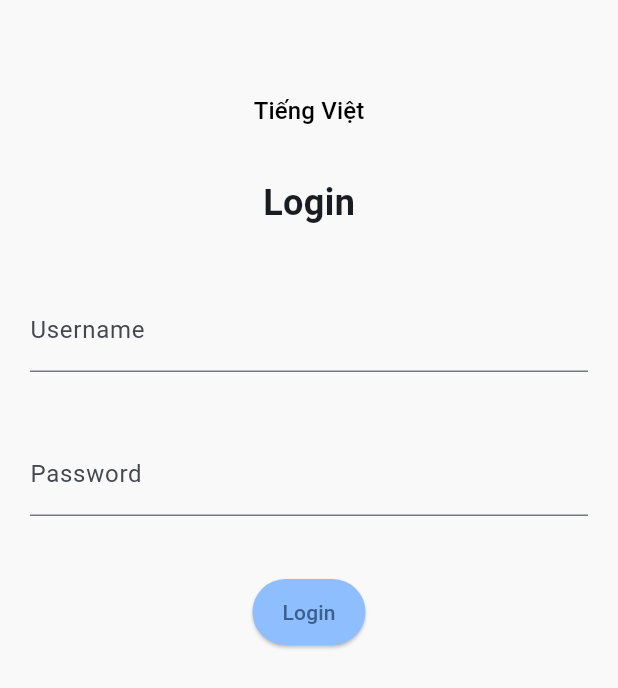
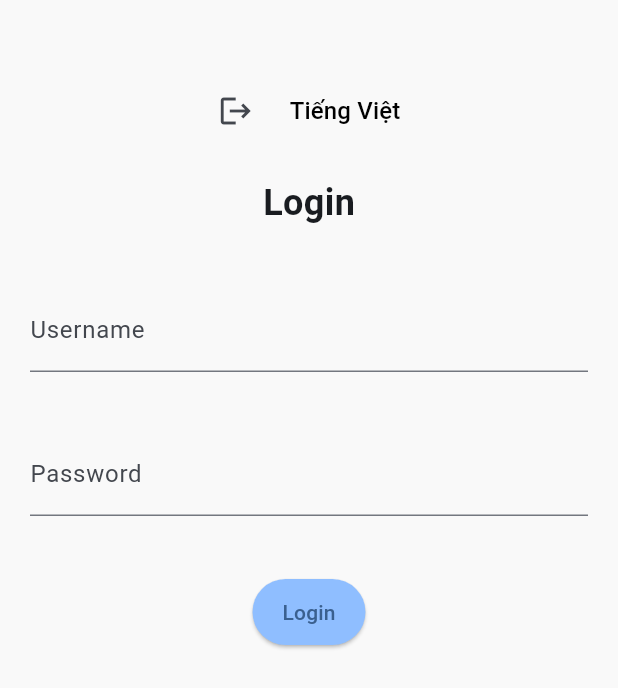
Before and after one commit to nguyenhuubao20/INVOICE_FLUTTER, a Flutter app: the screen it shows after launch, after a tap on "English", on a phone screen of 412 x 824 dp. Shown: the top 688 px of the screen. Run offline on Flutter 3.47's test engine with Material 3 defaults, Android fonts, the phone set to English and light mode, and no system bars; our stand-ins replace carousel_slider, dio, get, google_fonts, ionicons, shared_preferences and 2 more; accounts and stored records are empty; network calls fail; Roboto replaces fonts that are missing (Arial).

```diff
--- a/lib/main.dart
+++ b/lib/main.dart
@@ -13,6 +13,7 @@ import 'package:invoice/views/splash_screen.dart';
 import 'package:url_strategy/url_strategy.dart';
 
 import 'utils/theme.dart';
+import 'views/invoice/add_template.dart';
 import 'views/login/login.dart';
 import 'widgets/carousel_slider.dart';
 
@@ -57,13 +58,24 @@ class MyApp extends StatelessWidget {
             page: () => const LoginScreen(),
             transition: Transition.cupertino),
         GetPage(
-            name: RouteHandler.INTRO,
-            page: () => const SliderIntroduction(),
+            name: RouteHandler.ADD_TEMPLATES,
+            page: () => const AddInvoiceTemplate(),
             transition: Transition.cupertino),
         GetPage(
             name: RouteHandler.INVOICE_DETAIL,
             page: () => InvoiceDetail(invoiceId: Get.parameters['id'] ?? '0'),
             transition: Transition.cupertino),
+        GetPage(
+            name: RouteHandler.INTRO,
+            page: () => const SliderIntroduction(),
+            transition: Transition.cupertino),
+        GetPage(
+          name: RouteHandler.CREATE_INVOICE,
+          page: () => RootScreen(
+            idx: int.parse(Get.parameters['idx'] ?? '0'),
+          ),
+          transition: Transition.cupertino,
+        ),
         GetPage(
             name: RouteHandler.HOME,
             page: () => RootScreen(
--- a/lib/setup.dart
+++ b/lib/setup.dart
@@ -1,5 +1,6 @@
 import 'package:get/get.dart';
 import 'package:invoice/view_models/account_view_model.dart';
+import 'package:invoice/view_models/invoice_template_view_model.dart';
 import 'package:invoice/view_models/invoice_view_model.dart';
 
 import 'view_models/startup_view_model.dart';
@@ -8,4 +9,5 @@ void createRouteBindings() {
   Get.put(StartUpViewModel());
   Get.put(AccountViewModel());
   Get.put(InvoiceViewModel());
+  Get.put(InvoiceTemplateViewModel());
 }
--- a/lib/utils/request.dart
+++ b/lib/utils/request.dart
@@ -138,7 +138,11 @@ class MyRequest {
   }
 
   set setToken(token) {
-    options.headers["Authorization"] = "Bearer $token";
+    if (token != null) {
+      options.headers["Authorization"] = "Bearer $token";
+    } else {
+      options.headers.remove("Authorization");
+    }
   }
 }
 
--- a/lib/utils/route_constrant.dart
+++ b/lib/utils/route_constrant.dart
@@ -6,6 +6,8 @@ class RouteHandler {
   static const String HOME = "/home";
   static const String NAV = "/nav";
   static const String INVOICE_DETAIL = "/invoice-detail";
+  static const String CREATE_INVOICE = "/create-invoice";
+  static const String ADD_TEMPLATES = "/add-templates";
   static const String WELCOME = "/";
   static const String NOT_FOUND = "/404";
   static const String INTRO = "/intro";
--- a/lib/views/invoice/create_invoice.dart
+++ b/lib/views/invoice/create_invoice.dart
@@ -1,4 +1,6 @@
 import 'package:flutter/material.dart';
+import 'package:get/get.dart';
+import 'package:invoice/utils/route_constrant.dart';
 
 class CreateInvoice extends StatefulWidget {
   const CreateInvoice({super.key});
@@ -29,7 +31,7 @@ class _CreateInvoiceState extends State<CreateInvoice> {
                   children: [
                     InkWell(
                       onTap: () {
-                        Navigator.pop(context);
+                        Get.offAllNamed(RouteHandler.ADD_TEMPLATES);
                       },
                       child: Container(
                         padding: const EdgeInsets.all(8.0),
@@ -52,7 +54,6 @@ class _CreateInvoiceState extends State<CreateInvoice> {
                   children: [
                     InkWell(
                       onTap: () {
-                        Navigator.pop(context);
                       },
                       child: Container(
                         padding: const EdgeInsets.all(8.0),
@@ -75,7 +76,6 @@ class _CreateInvoiceState extends State<CreateInvoice> {
                   children: [
                     InkWell(
                       onTap: () {
-                        Navigator.pop(context);
                       },
                       child: Container(
                         padding: const EdgeInsets.all(8.0),
--- a/lib/views/login/login.dart
+++ b/lib/views/login/login.dart
@@ -57,6 +57,16 @@ class _LoginScreenState extends State<LoginScreen> {
             Row(
               mainAxisAlignment: MainAxisAlignment.center,
               children: [
+                Row(
+                  children: [
+                    IconButton(
+                      icon: const Icon(Icons.logout),
+                      onPressed: () {
+                        Get.find<AccountViewModel>().signOut();
+                      },
+                    )
+                  ],
+                ),
                 TextButton(
                   onPressed: toggleLanguage,
                   child: Text(
--- a/lib/widgets/app_bar/user_app_bar.dart
+++ b/lib/widgets/app_bar/user_app_bar.dart
@@ -1,9 +1,8 @@
-import 'package:flutter/cupertino.dart';
 import 'package:flutter/material.dart';
 import 'package:get/get.dart';
 
 class UserAppBar extends StatefulWidget {
-  const UserAppBar({super.key});
+  const UserAppBar({super.key, required String title});
 
   @override
   State<UserAppBar> createState() => _UserAppBarState();
--- a/lib/widgets/carousel_slider.dart
+++ b/lib/widgets/carousel_slider.dart
@@ -77,15 +77,15 @@ class _SliderIntroductionState extends State<SliderIntroduction> {
         child: Column(
           mainAxisAlignment: MainAxisAlignment.center,
           children: [
-            ClipRRect(
-              borderRadius: BorderRadius.circular(15),
-              child: Image.network(
-                item['image']!,
-                fit: BoxFit.contain,
-                height: 250,
-                width: double.infinity,
-              ),
-            ),
+            // ClipRRect(
+            //   borderRadius: BorderRadius.circular(15),
+            //   child: Image.network(
+            //     item['image']!,
+            //     fit: BoxFit.contain,
+            //     height: 250,
+            //     width: double.infinity,
+            //   ),
+            // ),
             const SizedBox(height: 20),
             Text(
               item['title']!,
```
Also changed, not shown: lib/api/invoice_template_api.dart (+34 -20 lines), lib/models/invoice_template.dart (+31 -30 lines), lib/view_models/account_view_model.dart (+10 -12 lines), lib/view_models/invoice_template_view_model.dart (added, +23 -0 lines), lib/views/invoice/add_template.dart (+65 -6 lines).
